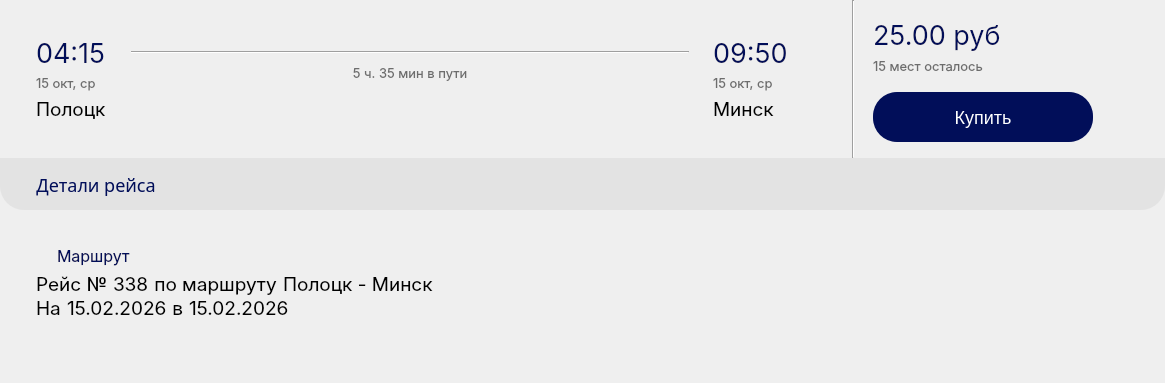
lamerous/AIST, file desktop-app/ui/route_widget.ui: the form before one commit.
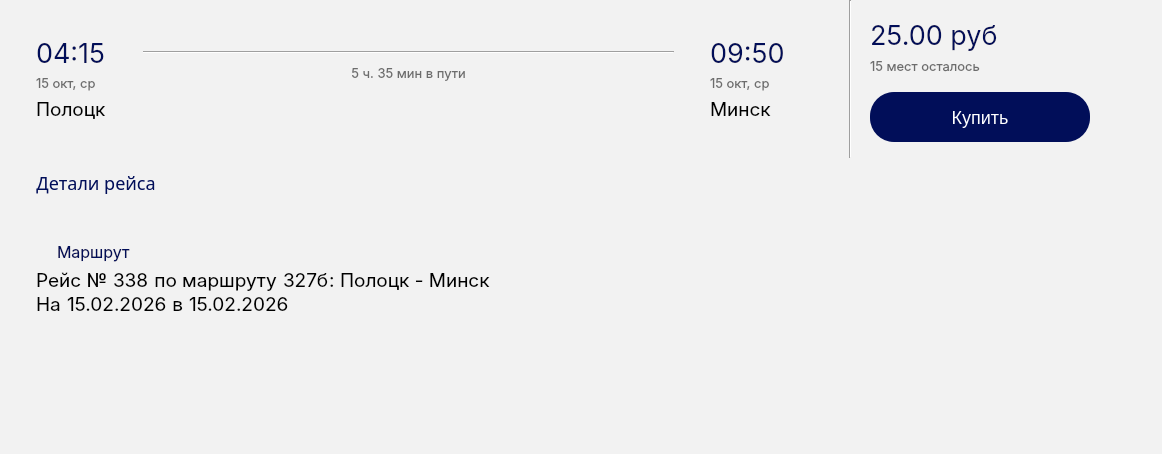
The form after the commit. Icons and pictures are not drawn.

Commit message: Added route information

```diff
--- a/desktop-app/ui/route_widget.ui
+++ b/desktop-app/ui/route_widget.ui
@@ -6,12 +6,12 @@
    <rect>
     <x>0</x>
     <y>0</y>
-    <width>1165</width>
-    <height>383</height>
+    <width>1162</width>
+    <height>454</height>
    </rect>
   </property>
   <property name="sizePolicy">
-   <sizepolicy hsizetype="MinimumExpanding" vsizetype="MinimumExpanding">
+   <sizepolicy hsizetype="Minimum" vsizetype="Minimum">
     <horstretch>0</horstretch>
     <verstretch>0</verstretch>
    </sizepolicy>
@@ -19,7 +19,7 @@
   <property name="minimumSize">
    <size>
     <width>0</width>
-    <height>330</height>
+    <height>0</height>
    </size>
   </property>
   <property name="maximumSize">
@@ -32,7 +32,11 @@
    <string>Form</string>
   </property>
   <property name="styleSheet">
-   <string notr="true">QWidget[objectName^=&quot;roundedWidget&quot;] {
+   <string notr="true">#RouteWidget {
+	background-color: #f2f2f2;
+}
+
+QWidget[objectName^=&quot;roundedWidget&quot;] {
 	background-color: #ffffff; 
 	border-radius: 24px;
 }
@@ -67,7 +71,7 @@
      <property name="minimumSize">
       <size>
        <width>0</width>
-       <height>210</height>
+       <height>0</height>
       </size>
      </property>
      <property name="maximumSize">
@@ -80,6 +84,9 @@
       <property name="spacing">
        <number>0</number>
       </property>
+      <property name="sizeConstraint">
+       <enum>QLayout::SetMinimumSize</enum>
+      </property>
       <property name="leftMargin">
        <number>0</number>
       </property>
@@ -96,6 +103,9 @@
        <layout class="QHBoxLayout" name="horizontalLayout_3">
         <item>
          <layout class="QHBoxLayout" name="horizontalLayout_2">
+          <property name="spacing">
+           <number>12</number>
+          </property>
           <property name="leftMargin">
            <number>36</number>
           </property>
@@ -481,7 +491,7 @@
          <bool>false</bool>
         </property>
         <property name="styleSheet">
-         <string notr="true">background-color: rgba(109, 109, 109, 0.09);
+         <string notr="true">background-color: #f2f2f2;
 border-bottom-left-radius: 24px;
 border-bottom-right-radius: 24px;</string>
         </property>
@@ -518,6 +528,12 @@
            <property name="text">
             <string>Детали рейса</string>
            </property>
+           <property name="checkable">
+            <bool>true</bool>
+           </property>
+           <property name="checked">
+            <bool>true</bool>
+           </property>
           </widget>
          </item>
          <item>
@@ -555,7 +571,7 @@
    <item>
     <widget class="QWidget" name="roundedWidget_routeDetail" native="true">
      <property name="sizePolicy">
-      <sizepolicy hsizetype="Preferred" vsizetype="Expanding">
+      <sizepolicy hsizetype="Preferred" vsizetype="Preferred">
        <horstretch>0</horstretch>
        <verstretch>0</verstretch>
       </sizepolicy>
@@ -575,6 +591,12 @@
       <property name="topMargin">
        <number>36</number>
       </property>
+      <property name="rightMargin">
+       <number>72</number>
+      </property>
+      <property name="bottomMargin">
+       <number>36</number>
+      </property>
       <item>
        <layout class="QHBoxLayout" name="horizontalLayout_6">
         <item>
@@ -671,6 +693,32 @@
             </property>
            </widget>
           </item>
+          <item>
+           <widget class="QLabel" name="pathNumber">
+            <property name="font">
+             <font>
+              <family>Inter</family>
+              <pointsize>14</pointsize>
+             </font>
+            </property>
+            <property name="text">
+             <string>327б</string>
+            </property>
+           </widget>
+          </item>
+          <item>
+           <widget class="QLabel" name="label_7">
+            <property name="font">
+             <font>
+              <family>Inter</family>
+              <pointsize>14</pointsize>
+             </font>
+            </property>
+            <property name="text">
+             <string>: </string>
+            </property>
+           </widget>
+          </item>
           <item>
            <widget class="QLabel" name="route">
             <property name="font">
```
Left out of the diff: 44 changed lines with no effect on the pictures. The commit also changes 7 other files.
